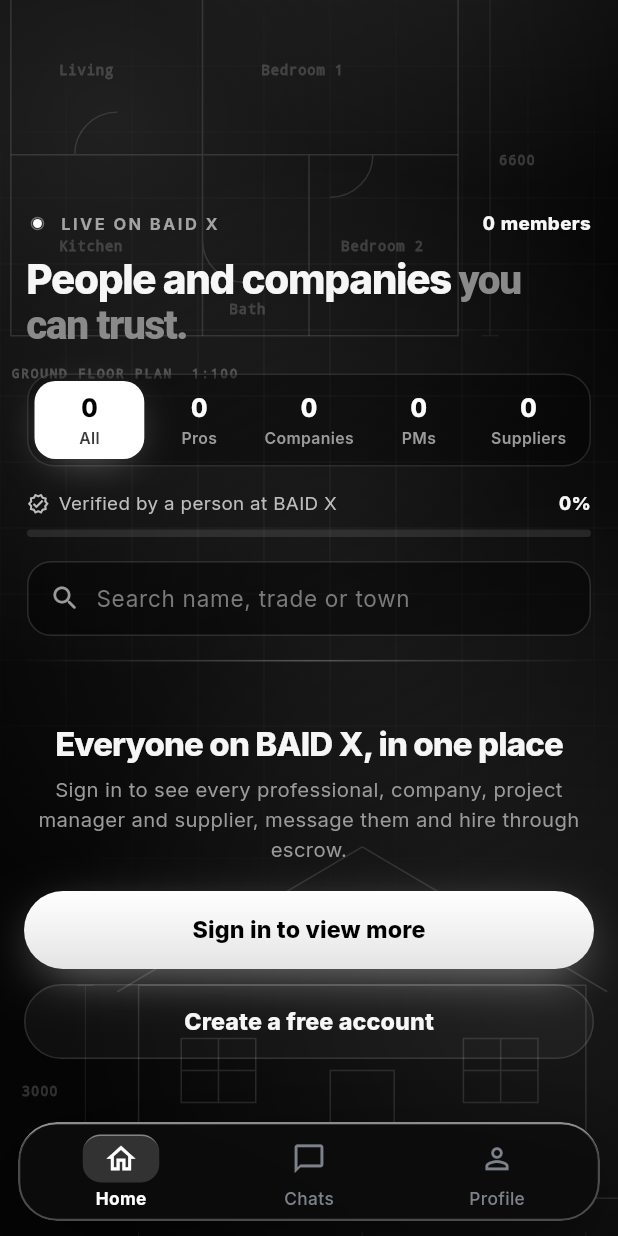
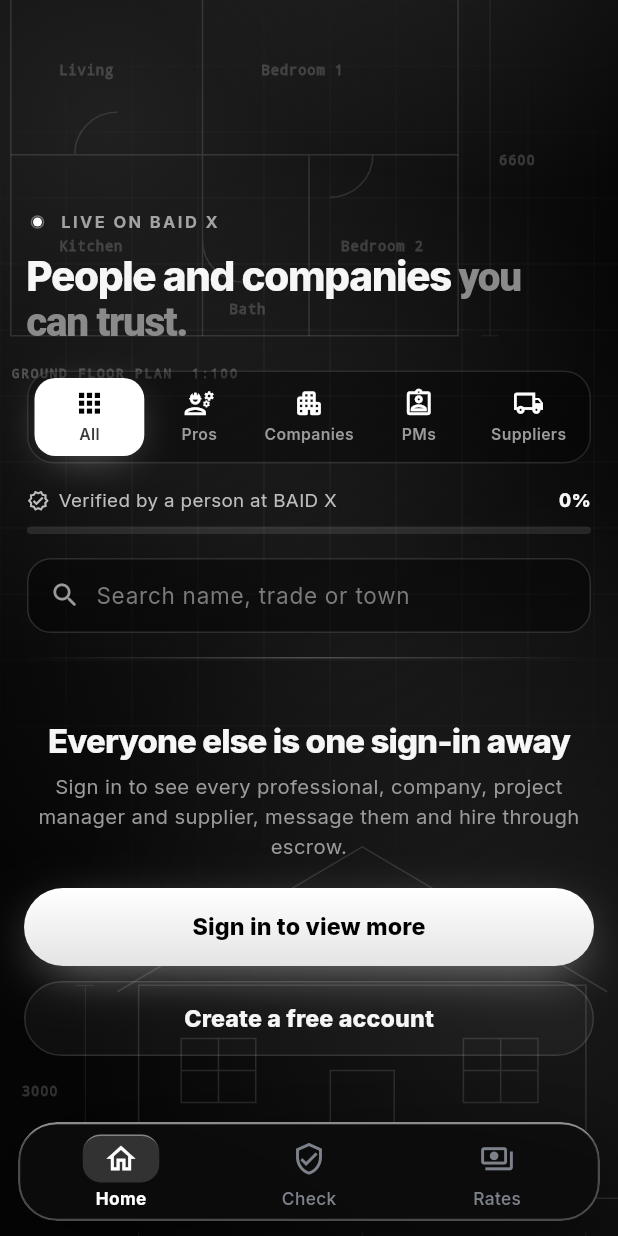
Before and after one commit to edstudios73-svg/baid-x-mobile-, a Flutter app: the screen it shows after launch, scrolled down 1152 dp, on a phone screen of 412 x 824 dp. Run offline on Flutter 3.47's test engine with Material 3 defaults, Android fonts, the phone set to English and light mode, and no system bars; our stand-ins replace cached_network_image, connectivity_plus, file_picker, flutter_riverpod, flutter_secure_storage, go_router and 1 more; missing offline and left inert: pointycastle; accounts and stored records are empty.

Commit message:
feat(guest): Check and Rates tabs replace Chats and Profile; no member counts
Visitors get two tools no dashboard has: Check, to look someone up and see
if BAID X has verified them before paying, and Rates, the middle daily rate
and range per trade from what professionals set, by region. Get verified
opens what the guest Profile tab held. Home no longer shows how many people
are on BAID X.

Co-Authored-By: Claude Opus 5.5 <noreply@anthropic.com>
Claude-Session: https://claude.ai/code/session_01MX2saYVHC1yBKdkejr2JWq

```diff
--- a/lib/core/constants/app_routes.dart
+++ b/lib/core/constants/app_routes.dart
@@ -9,6 +9,8 @@ abstract final class AppRoutes {
   static const accountType = '/account-type';
   static const home = '/home';
   static const discover = '/discover';
+  static const check = '/check'; // visitors: check a badge
+  static const rates = '/rates'; // visitors: price guide
   static const work = '/work';
   static const myJobs = '/my-jobs';
   static const postJob = '/jobs/new';
--- a/lib/core/router/app_router.dart
+++ b/lib/core/router/app_router.dart
@@ -18,6 +18,7 @@ import '../../features/directory/presentation/directory_screen.dart';
 import '../../features/home/presentation/main_shell.dart';
 import '../../features/onboarding/presentation/onboarding_screen.dart';
 import '../../features/profile/presentation/profile_screen.dart';
+import '../../features/directory/presentation/guest_tools.dart';
 import '../../features/splash/presentation/splash_screen.dart';
 import '../../shared/providers/app_providers.dart';
 import '../constants/app_routes.dart';
@@ -136,6 +137,14 @@ final appRouterProvider = Provider<GoRouter>((ref) {
             builder: (context, state) => const DirectoryScreen(),
           ),
           GoRoute(
+            path: AppRoutes.check,
+            builder: (context, state) => const CheckScreen(),
+          ),
+          GoRoute(
+            path: AppRoutes.rates,
+            builder: (context, state) => const RatesScreen(),
+          ),
+          GoRoute(
             path: AppRoutes.profile,
             builder: (context, state) => const ProfileScreen(),
           ),
--- a/lib/core/router/route_guards.dart
+++ b/lib/core/router/route_guards.dart
@@ -6,6 +6,8 @@ const publicPaths = <String>{
   AppRoutes.splash,
   AppRoutes.marketplace,
   AppRoutes.discover,
+  AppRoutes.check,
+  AppRoutes.rates,
   AppRoutes.signIn,
   AppRoutes.signUp,
   AppRoutes.forgotPassword,
--- a/lib/features/account_type/domain/account_type.dart
+++ b/lib/features/account_type/domain/account_type.dart
@@ -133,10 +133,11 @@ List<AppDestination> destinationsFor(AccountType? type) {
       chats,
       profile,
     ],
+    // visitors get tools no member dashboard has; Chats and Profile open after signing in
     null => const [
       AppDestination(label: 'Home', icon: Icons.home_outlined, path: AppRoutes.discover),
-      chats,
-      profile,
+      AppDestination(label: 'Check', icon: Icons.verified_user_outlined, path: AppRoutes.check),
+      AppDestination(label: 'Rates', icon: Icons.payments_outlined, path: AppRoutes.rates),
     ],
   };
 }
--- a/lib/features/directory/presentation/directory_screen.dart
+++ b/lib/features/directory/presentation/directory_screen.dart
@@ -121,7 +121,8 @@ class _DirectoryScreenState extends ConsumerState<DirectoryScreen> {
                                   ],
                                 ),
                               ] else
-                                PillButton(label: 'Get verified', expand: false, height: 40, onPressed: () => context.push('${AppRoutes.signUp}?group=pro')),
+                                // opens what the visitor Profile tab used to hold: the sign-in and join options
+                            PillButton(label: 'Get verified', expand: false, height: 40, onPressed: () => context.push(AppRoutes.profile)),
                             ],
                           ),
                         ],
@@ -143,7 +144,7 @@ class _DirectoryScreenState extends ConsumerState<DirectoryScreen> {
                             }),
                             search: _q,
                             onSearch: (_) => setState(() {}),
-                            results: q.isEmpty ? null : data.asData?.value.let((all) => _visible(all, signedIn, q).length),
+
                           ),
                           const SizedBox(height: 16),
                         ],
@@ -552,10 +553,6 @@ class _State extends StatelessWidget {
   }
 }
 
-extension _Let<T> on T {
-  R let<R>(R Function(T) f) => f(this);
-}
-
 /// The end of a visitor's Home: faces of members still to see and the way in.
 class SignInForMore extends StatelessWidget {
   const SignInForMore({required this.shown, required this.all, super.key});
@@ -567,7 +564,6 @@ class SignInForMore extends StatelessWidget {
     final ids = {for (final m in shown) m.id};
     final rest = all.where((m) => !ids.contains(m.id)).toList();
     final faces = rest.where((m) => (m.image ?? '').isNotEmpty).take(5).toList();
-    final extra = rest.length - faces.length;
     return Column(crossAxisAlignment: CrossAxisAlignment.stretch, children: [
       // a fading rule, so the list visibly ends here and something more begins
       Container(
@@ -575,11 +571,12 @@ class SignInForMore extends StatelessWidget {
         margin: const EdgeInsets.only(bottom: 26),
         decoration: const BoxDecoration(gradient: LinearGradient(colors: [Color(0x00FFFFFF), Color(0x40FFFFFF), Color(0x00FFFFFF)])),
       ),
-      if (faces.isNotEmpty || extra > 0)
+      // faces of members still to see; never how many there are
+      if (faces.isNotEmpty)
         Center(
           child: SizedBox(
             height: 46,
-            width: 46.0 + 32 * (faces.length + (extra > 0 ? 1 : 0) - 1).clamp(0, 9),
+            width: 46.0 + 32 * (faces.length - 1),
             child: Stack(children: [
               for (var i = 0; i < faces.length; i++)
                 Positioned(
@@ -590,23 +587,12 @@ class SignInForMore extends StatelessWidget {
                     child: InitialsAvatar(name: faces[i].name, photoUrl: faces[i].image, size: 42),
                   ),
                 ),
-              if (extra > 0)
-                Positioned(
-                  left: 32.0 * faces.length,
-                  child: Container(
-                    width: 46,
-                    height: 46,
-                    alignment: Alignment.center,
-                    decoration: BoxDecoration(color: Colors.white, shape: BoxShape.circle, border: Border.all(color: const Color(0xFF0B0B0B), width: 2)),
-                    child: Text('+$extra', style: const TextStyle(fontSize: 13, fontWeight: FontWeight.w800, color: Colors.black)),
-                  ),
-                ),
             ]),
           ),
         ),
       const SizedBox(height: 16),
       Text(
-        rest.isEmpty ? 'Everyone on BAID X, in one place' : '${rest.length} more ${rest.length == 1 ? 'member is' : 'members are'} on BAID X',
+        'Everyone else is one sign-in away',
         textAlign: TextAlign.center,
         style: const TextStyle(fontSize: 22, fontWeight: FontWeight.w800, height: 1.15, letterSpacing: -.6),
       ),
--- a/lib/features/directory/presentation/people_console.dart
+++ b/lib/features/directory/presentation/people_console.dart
@@ -3,25 +3,28 @@ import 'package:flutter/material.dart';
 import '../data/directory_repository.dart';
 
 /// The head of the members section (website `.dir-head`), set straight on the page: a
-/// live dot and the member count, the heading, a five-way filter that shows each
-/// group's real count under a sliding white highlight, the share of members verified
-/// by BAID X, and the search field with a live result count.
+/// live dot, the heading, a five-way filter under a sliding white highlight, the share
+/// of members verified by BAID X, and the search field. No member numbers are shown.
 class PeopleConsole extends StatelessWidget {
-  const PeopleConsole({required this.members, required this.filter, required this.onFilter, required this.search, required this.onSearch, required this.results, super.key});
+  const PeopleConsole({required this.members, required this.filter, required this.onFilter, required this.search, required this.onSearch, super.key});
 
   final List<DirectoryMember>? members; // null while loading
   final String filter;
   final ValueChanged<String> onFilter;
   final TextEditingController search;
   final ValueChanged<String> onSearch;
-  final int? results; // shown while a search is typed
 
-  static const segments = [('all', 'All'), ('professionals', 'Pros'), ('companies', 'Companies'), ('managers', 'PMs'), ('businesses', 'Suppliers')];
+  static const segments = [
+    ('all', 'All', Icons.apps_rounded),
+    ('professionals', 'Pros', Icons.engineering_outlined),
+    ('companies', 'Companies', Icons.apartment_rounded),
+    ('managers', 'PMs', Icons.assignment_ind_outlined),
+    ('businesses', 'Suppliers', Icons.local_shipping_outlined),
+  ];
 
   @override
   Widget build(BuildContext context) {
     final all = members ?? const <DirectoryMember>[];
-    int count(String k) => k == 'all' ? all.length : all.where((m) => m.group == k).length;
     final verified = all.isEmpty ? 0.0 : all.where((m) => m.badge != null).length / all.length;
     // open, not boxed: the parts sit straight on the page backdrop
     return Padding(
@@ -37,13 +40,6 @@ class PeopleConsole extends StatelessWidget {
                 'LIVE ON BAID X',
                 style: TextStyle(fontSize: 11, fontWeight: FontWeight.w700, letterSpacing: 1.6, color: Color(0xFFA3A3A3)),
               ),
-              const Spacer(),
-              if (members != null)
-                _CountUp(
-                  value: all.length,
-                  style: const TextStyle(fontSize: 12.5, fontWeight: FontWeight.w800),
-                  suffix: all.length == 1 ? ' member' : ' members',
-                ),
             ],
           ),
           const SizedBox(height: 14),
@@ -60,11 +56,11 @@ class PeopleConsole extends StatelessWidget {
             style: TextStyle(fontSize: 27, fontWeight: FontWeight.w800, height: 1.08, letterSpacing: -.9),
           ),
           const SizedBox(height: 18),
-          _Segments(filter: filter, onFilter: onFilter, count: members == null ? null : count),
+          _Segments(filter: filter, onFilter: onFilter),
           const SizedBox(height: 16),
           _VerifiedMeter(share: members == null ? null : verified),
           const SizedBox(height: 16),
-          _SearchField(controller: search, onChanged: onSearch, results: results),
+          _SearchField(controller: search, onChanged: onSearch),
         ],
       ),
     );
@@ -125,27 +121,11 @@ class _LiveDotState extends State<_LiveDot> with SingleTickerProviderStateMixin
   );
 }
 
-/// A number that counts up from zero when it first appears (still under reduced motion).
-class _CountUp extends StatelessWidget {
-  const _CountUp({required this.value, required this.style, this.suffix = ''});
-  final int value;
-  final TextStyle style;
-  final String suffix;
-  @override
-  Widget build(BuildContext context) => TweenAnimationBuilder<double>(
-    tween: Tween(begin: 0, end: value.toDouble()),
-    duration: MediaQuery.disableAnimationsOf(context) ? Duration.zero : const Duration(milliseconds: 900),
-    curve: Curves.easeOutCubic,
-    builder: (context, v, _) => Text('${v.round()}$suffix', style: style.copyWith(fontFeatures: const [FontFeature.tabularFigures()])),
-  );
-}
-
 /// Five equal parts; the white highlight slides to the chosen one.
 class _Segments extends StatelessWidget {
-  const _Segments({required this.filter, required this.onFilter, required this.count});
+  const _Segments({required this.filter, required this.onFilter});
   final String filter;
   final ValueChanged<String> onFilter;
-  final int Function(String)? count;
 
   @override
   Widget build(BuildContext context) {
@@ -194,12 +174,12 @@ class _Segments extends StatelessWidget {
                       child: Column(
                         mainAxisAlignment: MainAxisAlignment.center,
                         children: [
-                          AnimatedDefaultTextStyle(
+                          TweenAnimationBuilder<Color?>(
+                            tween: ColorTween(end: i == at ? Colors.black : Colors.white),
                             duration: const Duration(milliseconds: 200),
-                            style: base.merge(TextStyle(fontSize: 17, fontWeight: FontWeight.w800, letterSpacing: -.4, color: i == at ? Colors.black : Colors.white)),
-                            child: count == null ? const Text('–') : _CountUp(value: count!(segs[i].$1), style: const TextStyle()),
+                            builder: (context, c, _) => Icon(segs[i].$3, size: 21, color: c),
                           ),
-                          const SizedBox(height: 1),
+                          const SizedBox(height: 3),
                           AnimatedDefaultTextStyle(
                             duration: const Duration(milliseconds: 200),
                             style: base.merge(TextStyle(fontSize: 10.5, fontWeight: FontWeight.w600, color: i == at ? const Color(0xFF3A3A3A) : const Color(0xFF9A9A9A))),
@@ -272,10 +252,9 @@ class _VerifiedMeter extends StatelessWidget {
 }
 
 class _SearchField extends StatelessWidget {
-  const _SearchField({required this.controller, required this.onChanged, required this.results});
+  const _SearchField({required this.controller, required this.onChanged});
   final TextEditingController controller;
   final ValueChanged<String> onChanged;
-  final int? results;
   @override
   Widget build(BuildContext context) => Container(
     height: 50,
@@ -308,15 +287,6 @@ class _SearchField extends StatelessWidget {
             ),
           ),
         ),
-        if (results != null)
-          Container(
-            padding: const EdgeInsets.symmetric(horizontal: 10, vertical: 5),
-            decoration: BoxDecoration(color: const Color(0x1FFFFFFF), borderRadius: BorderRadius.circular(99)),
-            child: Text(
-              '$results found',
-              style: const TextStyle(fontSize: 11.5, fontWeight: FontWeight.w700, fontFeatures: [FontFeature.tabularFigures()]),
-            ),
-          ),
       ],
     ),
   );
```
Also changed, not shown: lib/features/directory/data/directory_repository.dart (+47 -2 lines), lib/features/directory/presentation/guest_tools.dart (added, +347 -0 lines), 3 other files.
